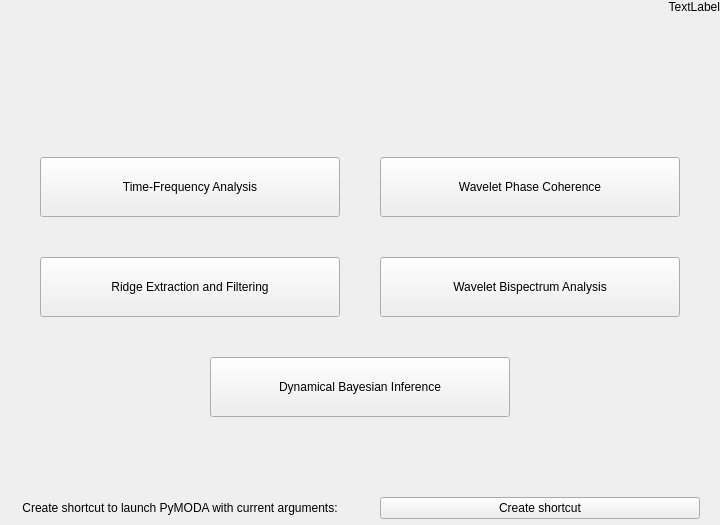
The window that res/layout/window_launcher.ui (luphysics/PyMODA) describes before a commit, drawn with Qt 5.
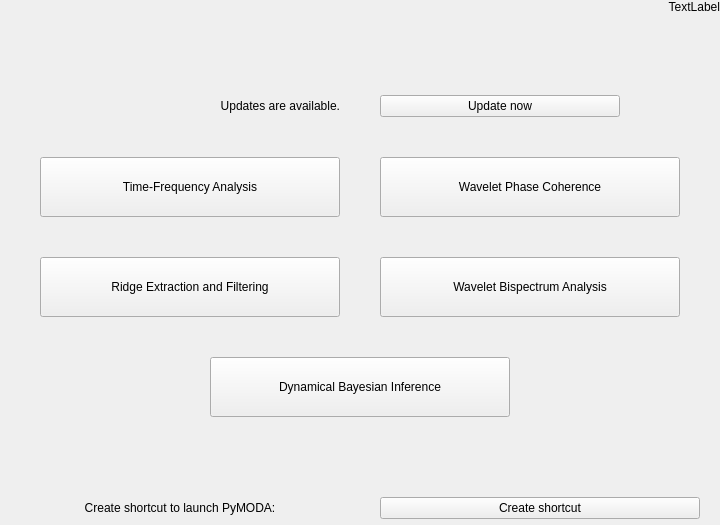
The same window after the commit.

Diff of the .ui file:
```diff
--- a/res/layout/window_launcher.ui
+++ b/res/layout/window_launcher.ui
@@ -58,6 +58,49 @@
     </item>
     <item>
      <layout class="QVBoxLayout" name="verticalLayout">
+      <item>
+       <layout class="QHBoxLayout" name="horizontalLayout_6" stretch="0">
+        <property name="leftMargin">
+         <number>100</number>
+        </property>
+        <property name="rightMargin">
+         <number>100</number>
+        </property>
+        <item>
+         <layout class="QHBoxLayout" name="horizontalLayout_10">
+          <property name="sizeConstraint">
+           <enum>QLayout::SetDefaultConstraint</enum>
+          </property>
+          <item>
+           <widget class="QLabel" name="lbl_update">
+            <property name="font">
+             <font>
+              <weight>50</weight>
+              <italic>false</italic>
+              <bold>false</bold>
+              <underline>false</underline>
+              <strikeout>false</strikeout>
+             </font>
+            </property>
+            <property name="text">
+             <string>Updates are available.</string>
+            </property>
+            <property name="alignment">
+             <set>Qt::AlignRight|Qt::AlignTrailing|Qt::AlignVCenter</set>
+            </property>
+           </widget>
+          </item>
+          <item>
+           <widget class="QPushButton" name="btn_update">
+            <property name="text">
+             <string>Update now</string>
+            </property>
+           </widget>
+          </item>
+         </layout>
+        </item>
+       </layout>
+      </item>
       <item>
        <layout class="QHBoxLayout" name="horizontalLayout_5">
         <property name="leftMargin">
@@ -230,7 +273,7 @@
         <item>
          <widget class="QLabel" name="label">
           <property name="text">
-           <string>Create shortcut to launch PyMODA with current arguments:</string>
+           <string>Create shortcut to launch PyMODA:</string>
           </property>
           <property name="alignment">
            <set>Qt::AlignCenter</set>
```
